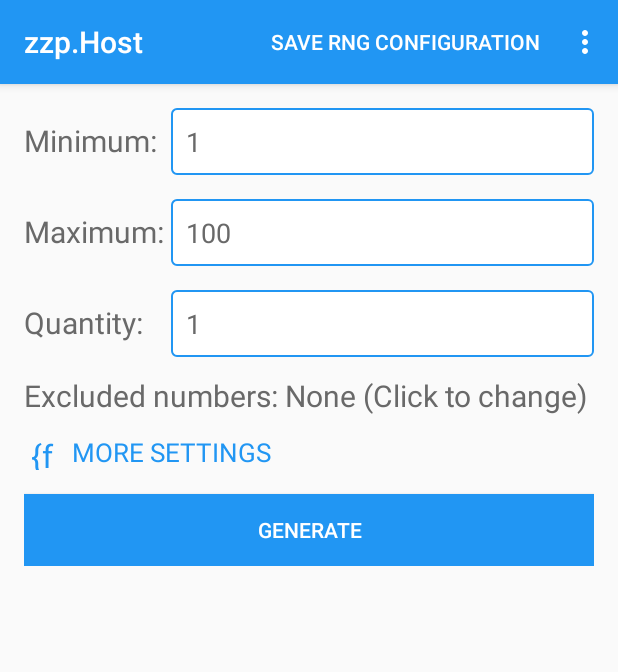
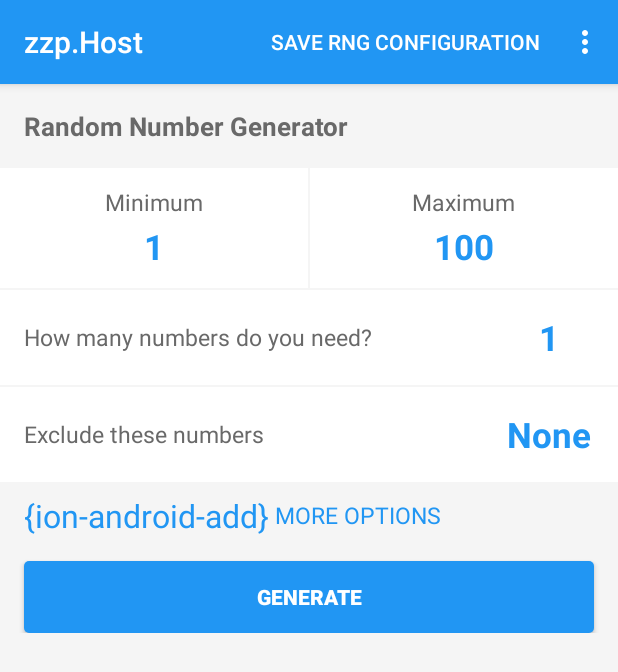
Before and after one commit to Gear61/Random-Number-Generator, an Android app: the fragment RNGFragment shown on its own in the app's theme, on a phone screen of 412 x 824 dp. Shown: the top 672 px of the screen. Run offline under Robolectric (Android 15) with nearby library versions, the phone set to English and light mode, and no system bars; our stand-ins replace ButterKnife; libraries missing offline, so code that uses them is left out: com.afollestad.materialdialogs, com.joanzapata.iconify, com.rey.material; plain views replace Button, IconTextView; 5 statements that could not run were skipped.

Commit message:
Redesign RNG page

```diff
--- a/app/build.gradle
+++ b/app/build.gradle
@@ -9,8 +9,8 @@ android {
         applicationId "com.randomappsinc.randomnumbergeneratorplus"
         minSdkVersion 14
         targetSdkVersion 25
-        versionCode 163
-        versionName "1.6.3"
+        versionCode 200
+        versionName "2.0.0"
     }
     buildTypes {
         release {
--- a/app/src/main/AndroidManifest.xml
+++ b/app/src/main/AndroidManifest.xml
@@ -12,7 +12,7 @@
 
         <activity
             android:name=".Activities.MainActivity"
-            android:label="@string/app_name"
+            android:label=" "
             android:windowSoftInputMode="adjustResize|stateAlwaysHidden"
             android:configChanges="orientation|screenSize"
             android:theme="@style/no_action_bar">
--- a/app/src/main/java/com/randomappsinc/randomnumbergeneratorplus/Fragments/RNGFragment.java
+++ b/app/src/main/java/com/randomappsinc/randomnumbergeneratorplus/Fragments/RNGFragment.java
@@ -60,8 +60,6 @@ public class RNGFragment extends Fragment {
     @Bind(R.id.results) TextView results;
 
     @BindString(R.string.config_name) String configHint;
-    @BindString(R.string.excluded_numbers_prefix) String excludedNumsBase;
-    @BindString(R.string.none_click_change) String none;
     @BindColor(R.color.app_blue) int blue;
 
     private ArrayList<Integer> excludedNumbers;
@@ -108,13 +106,12 @@ public class RNGFragment extends Fragment {
 
     private void loadExcludedNumbers() {
         if (excludedNumbers.isEmpty()) {
-            excludedNumsDisplay.setText(String.format(excludedNumsBase, none));
+            excludedNumsDisplay.setText(R.string.none);
         } else {
             if (viewHolder.getHideExcludes()) {
-                excludedNumsDisplay.setText(R.string.excluded_numbers_hidden);
+                excludedNumsDisplay.setText(R.string.ellipsis);
             } else {
-                String excludedText = String.format(excludedNumsBase, RandUtils.getExcludedList(excludedNumbers));
-                excludedNumsDisplay.setText(excludedText);
+                excludedNumsDisplay.setText(RandUtils.getExcludedList(excludedNumbers));
             }
         }
     }
@@ -123,7 +120,7 @@ public class RNGFragment extends Fragment {
         ((MainActivity) getActivity()).showSnackbar(message);
     }
 
-    @OnClick(R.id.excluded_numbers)
+    @OnClick({R.id.excluded_numbers_container, R.id.excluded_numbers})
     public void editExcluded() {
         MaterialDialog excludedDialog = new MaterialDialog.Builder(getActivity())
                 .title(R.string.excluded_numbers)
--- a/app/src/main/res/drawable/ripple_button.xml
+++ b/app/src/main/res/drawable/ripple_button.xml
@@ -1,6 +1,5 @@
 <?xml version="1.0" encoding="utf-8"?>
-<selector xmlns:android="http://schemas.android.com/apk/res/android">
-    <item android:state_selected="true" android:drawable="@color/app_blue"/>
-    <item android:state_pressed="true" android:drawable="@color/app_blue"/>
-    <item android:drawable="@color/app_blue"/>
-</selector>
+<shape xmlns:android="http://schemas.android.com/apk/res/android">
+    <solid android:color="@color/app_blue"/>
+    <corners android:radius="3dp"/>
+</shape>
--- a/app/src/main/res/layout/coins_page.xml
+++ b/app/src/main/res/layout/coins_page.xml
@@ -2,17 +2,13 @@
 <ScrollView
     xmlns:android="http://schemas.android.com/apk/res/android"
     xmlns:app="http://schemas.android.com/apk/res-auto"
+    android:background="@color/background_gray"
     android:layout_width="match_parent"
     android:layout_height="match_parent">
 
     <LinearLayout
         android:id="@+id/focal_point"
-        android:focusable="true"
-        android:focusableInTouchMode="true"
-        android:orientation="vertical"
-        android:padding="16dp"
-        android:layout_width="match_parent"
-        android:layout_height="wrap_content">
+        style="@style/rng_page_container">
 
         <LinearLayout
             android:layout_width="match_parent"
--- a/app/src/main/res/layout/dice_page.xml
+++ b/app/src/main/res/layout/dice_page.xml
@@ -2,17 +2,13 @@
 <ScrollView
     xmlns:android="http://schemas.android.com/apk/res/android"
     xmlns:app="http://schemas.android.com/apk/res-auto"
+    android:background="@color/background_gray"
     android:layout_width="match_parent"
     android:layout_height="match_parent">
 
     <LinearLayout
         android:id="@+id/focal_point"
-        android:focusable="true"
-        android:focusableInTouchMode="true"
-        android:orientation="vertical"
-        android:padding="16dp"
-        android:layout_width="match_parent"
-        android:layout_height="wrap_content">
+        style="@style/rng_page_container">
 
         <RelativeLayout
             android:layout_width="match_parent"
--- a/app/src/main/res/layout/lotto_page.xml
+++ b/app/src/main/res/layout/lotto_page.xml
@@ -1,16 +1,12 @@
 <ScrollView
     xmlns:android="http://schemas.android.com/apk/res/android"
     xmlns:app="http://schemas.android.com/apk/res-auto"
+    android:background="@color/background_gray"
     android:layout_width="match_parent"
     android:layout_height="match_parent">
 
     <LinearLayout
-        android:focusable="true"
-        android:focusableInTouchMode="true"
-        android:orientation="vertical"
-        android:padding="16dp"
-        android:layout_width="match_parent"
-        android:layout_height="wrap_content">
+        style="@style/rng_page_container">
 
         <LinearLayout
             android:layout_width="wrap_content"
--- a/app/src/main/res/layout/results.xml
+++ b/app/src/main/res/layout/results.xml
@@ -1,41 +1,35 @@
 <?xml version="1.0" encoding="utf-8"?>
-<LinearLayout
+<FrameLayout
     xmlns:android="http://schemas.android.com/apk/res/android"
     android:id="@+id/results_container"
+    android:background="@color/white"
     android:layout_width="match_parent"
     android:layout_height="wrap_content"
     android:layout_marginTop="16dp"
+    android:layout_marginLeft="16dp"
+    android:layout_marginRight="16dp"
     android:visibility="gone"
     android:orientation="vertical">
 
-    <FrameLayout
-        android:layout_width="match_parent"
+    <TextView
+        android:id="@+id/copy_results"
+        android:text="@string/copy"
+        android:textColor="@color/app_blue"
+        android:textAllCaps="true"
+        android:textSize="15dp"
+        android:padding="8dp"
+        android:layout_width="wrap_content"
         android:layout_height="wrap_content"
-        android:background="@color/app_blue">
-
-        <TextView
-            android:layout_width="wrap_content"
-            android:layout_height="wrap_content"
-            android:layout_gravity="center"
-            android:text="@string/results"
-            android:textColor="@color/white"
-            android:textSize="26dp"/>
-
-        <com.joanzapata.iconify.widget.IconTextView
-            android:id="@+id/copy_results"
-            android:layout_width="48dp"
-            android:layout_height="48dp"
-            android:text="@string/clipboard_icon"
-            android:textSize="28dp"
-            android:textColor="@color/white"
-            android:gravity="center"
-            android:layout_gravity="right|center_vertical"/>
-    </FrameLayout>
+        android:layout_gravity="right"/>
 
     <TextView
         android:id="@+id/results"
-        android:visibility="visible"
-        android:layout_marginTop="0dp"
-        android:paddingTop="0dp"
-        style="@style/results"/>
-</LinearLayout>
+        android:layout_height="wrap_content"
+        android:layout_width="wrap_content"
+        android:layout_marginLeft="16dp"
+        android:layout_marginRight="16dp"
+        android:layout_marginTop="28dp"
+        android:layout_marginBottom="16dp"
+        android:textColor="@color/dark_gray"
+        android:textSize="21dp"/>
+</FrameLayout>
--- a/app/src/main/res/layout/rng_page.xml
+++ b/app/src/main/res/layout/rng_page.xml
@@ -2,94 +2,159 @@
 <ScrollView
     xmlns:android="http://schemas.android.com/apk/res/android"
     xmlns:app="http://schemas.android.com/apk/res-auto"
+    android:background="@color/background_gray"
     android:layout_width="match_parent"
     android:layout_height="match_parent">
 
     <LinearLayout
         android:id="@+id/focal_point"
-        android:focusable="true"
-        android:focusableInTouchMode="true"
-        android:orientation="vertical"
-        android:padding="16dp"
-        android:layout_width="match_parent"
-        android:layout_height="wrap_content">
+        style="@style/rng_page_container">
+
+        <TextView
+            android:text="@string/random_number_generator"
+            style="@style/page_title"/>
+
+        <LinearLayout
+            android:layout_width="match_parent"
+            android:layout_height="80dp"
+            android:orientation="horizontal"
+            android:background="@color/white">
+
+            <LinearLayout
+                android:layout_width="0dp"
+                android:layout_height="match_parent"
+                android:layout_weight="1"
+                android:orientation="vertical"
+                android:padding="12dp">
+
+                <TextView
+                    android:layout_width="wrap_content"
+                    android:layout_height="wrap_content"
+                    android:layout_gravity="center_horizontal"
+                    android:text="@string/minimum"
+                    android:textColor="@color/dark_gray"
+                    android:textSize="15dp"/>
+
+                <EditText
+                    android:id="@+id/minimum"
+                    android:text="@string/default_min"
+                    android:layout_marginTop="8dp"
+                    android:inputType="numberSigned"
+                    android:maxLength="9"
+                    android:imeOptions="actionNext"
+                    style="@style/numeric_input"/>
+            </LinearLayout>
+
+            <View
+                android:layout_width="1dp"
+                android:layout_height="match_parent"
+                android:background="@color/background_gray"/>
+
+            <LinearLayout
+                android:layout_width="0dp"
+                android:layout_height="match_parent"
+                android:layout_weight="1"
+                android:orientation="vertical"
+                android:padding="12dp">
+
+                <TextView
+                    android:layout_width="wrap_content"
+                    android:layout_height="wrap_content"
+                    android:layout_gravity="center_horizontal"
+                    android:text="@string/maximum"
+                    android:textColor="@color/dark_gray"
+                    android:textSize="15dp"/>
+
+                <EditText
+                    android:id="@+id/maximum"
+                    android:text="@string/default_max"
+                    android:layout_marginTop="8dp"
+                    android:inputType="numberSigned"
+                    android:maxLength="9"
+                    android:imeOptions="actionNext"
+                    style="@style/numeric_input"/>
+            </LinearLayout>
+        </LinearLayout>
+
+        <View
+            android:layout_width="match_parent"
+            android:layout_height="1dp"
+            android:background="@color/background_gray"/>
 
         <RelativeLayout
             android:layout_width="match_parent"
-            android:layout_height="wrap_content">
-
-            <TextView
-                android:id="@+id/min_prefix"
-                android:layout_alignBaseline="@+id/minimum"
-                android:text="@string/minimum"
-                style="@style/input_prefix_style"/>
-
-            <EditText
-                android:id="@+id/minimum"
-                android:maxLength="9"
-                android:layout_toRightOf="@id/min_prefix"
-                android:layout_alignLeft="@+id/maximum"
-                android:text="@string/default_min"
-                android:layout_width="match_parent"
-                android:imeOptions="actionNext"
-                android:inputType="numberSigned"
-                style="@style/number_input_style"/>
-
-            <TextView
-                android:id="@+id/max_prefix"
-                android:layout_alignBaseline="@+id/maximum"
-                android:text="@string/maximum"
-                style="@style/input_prefix_style"/>
-
-            <EditText
-                android:id="@+id/maximum"
-                android:maxLength="9"
-                android:layout_marginTop="16dp"
-                android:layout_toRightOf="@id/max_prefix"
-                android:layout_below="@id/minimum"
-                android:text="@string/default_max"
-                android:layout_width="match_parent"
-                android:imeOptions="actionNext"
-                android:inputType="numberSigned"
-                style="@style/number_input_style"/>
-
-            <TextView
-                android:id="@+id/quantity_prefix"
-                android:layout_alignBaseline="@+id/quantity"
-                android:text="@string/quantity"
-                style="@style/input_prefix_style"/>
+            android:layout_height="wrap_content"
+            android:background="@color/white"
+            android:padding="16dp">
 
             <EditText
                 android:id="@+id/quantity"
-                android:layout_marginTop="16dp"
-                android:layout_alignLeft="@id/maximum"
-                android:layout_toRightOf="@id/quantity_prefix"
-                android:layout_below="@id/maximum"
+                android:layout_width="60dp"
+                android:layout_marginLeft="16dp"
+                android:layout_alignParentRight="true"
+                android:layout_centerVertical="true"
                 android:text="@string/default_min"
-                android:layout_width="match_parent"
+                android:inputType="number"
+                android:maxLength="4"
                 android:imeOptions="actionDone"
-                android:inputType="number"
-                style="@style/number_input_style"/>
+                style="@style/numeric_input"/>
+
+            <TextView
+                android:layout_width="wrap_content"
+                android:layout_height="wrap_content"
+                android:layout_toLeftOf="@id/quantity"
+                android:layout_alignParentLeft="true"
+                android:layout_centerVertical="true"
+                android:text="@string/quantity"
+                android:textSize="15dp"
+                android:textColor="@color/dark_gray"/>
         </RelativeLayout>
 
-        <TextView
-            android:id="@+id/excluded_numbers"
-            android:layout_gravity="center_vertical"
-            android:paddingTop="12dp"
-            android:paddingBottom="12dp"
-            style="@style/input_prefix_style"/>
+        <View
+            android:layout_width="match_parent"
+            android:layout_height="1dp"
+            android:background="@color/background_gray"/>
+
+        <RelativeLayout
+            android:id="@+id/excluded_numbers_container"
+            android:layout_width="match_parent"
+            android:layout_height="wrap_content"
+            android:background="@color/white"
+            android:padding="16dp">
+
+            <TextView
+                android:id="@+id/excluded_numbers"
+                android:layout_width="60dp"
+                android:layout_marginLeft="16dp"
+                android:layout_alignParentRight="true"
+                android:layout_centerVertical="true"
+                android:imeOptions="actionDone"
+                style="@style/numeric_input"/>
+
+            <TextView
+                android:layout_width="wrap_content"
+                android:layout_height="wrap_content"
+                android:layout_toLeftOf="@id/excluded_numbers"
+                android:layout_alignParentLeft="true"
+                android:layout_centerVertical="true"
+                android:text="@string/exclude_these"
+                android:textSize="15dp"
+                android:textColor="@color/dark_gray"/>
+        </RelativeLayout>
 
         <LinearLayout
             android:id="@+id/rng_settings"
             android:layout_width="wrap_content"
             android:layout_height="wrap_content"
+            android:layout_marginLeft="16dp"
+            android:layout_marginTop="8dp"
             android:orientation="horizontal"
             android:gravity="center_vertical">
 
             <com.joanzapata.iconify.widget.IconTextView
-                android:layout_width="24dp"
-                android:layout_height="24dp"
-                android:text="@string/additional_settings_icon"
+                android:layout_width="wrap_content"
+                android:layout_height="wrap_content"
+                android:text="@string/plus_icon"
                 android:textSize="21dp"
                 android:textColor="@color/app_blue"
                 android:gravity="center"/>
@@ -97,10 +162,10 @@
             <TextView
                 android:layout_width="wrap_content"
                 android:layout_height="wrap_content"
-                android:layout_marginLeft="8dp"
+                android:layout_marginLeft="4dp"
                 android:text="@string/additional_settings"
                 android:textColor="@color/app_blue"
-                android:textSize="17dp"/>
+                android:textSize="15dp"/>
         </LinearLayout>
 
         <com.rey.material.widget.Button
--- a/app/src/main/res/layout/settings.xml
+++ b/app/src/main/res/layout/settings.xml
@@ -2,7 +2,7 @@
 <android.support.design.widget.CoordinatorLayout
     xmlns:android="http://schemas.android.com/apk/res/android"
     android:id="@+id/parent"
-    android:background="@color/white"
+    android:background="@color/background_gray"
     android:layout_width="match_parent"
     android:layout_height="match_parent">
 
--- a/app/src/main/res/layout/spinner_item.xml
+++ b/app/src/main/res/layout/spinner_item.xml
@@ -1,6 +1,6 @@
 <TextView
     xmlns:android="http://schemas.android.com/apk/res/android"
-    android:background="@color/white"
+    android:background="@color/background_gray"
     android:layout_width="match_parent"
     android:layout_height="wrap_content"
     android:textSize="18dp"
--- a/app/src/main/res/values/colors.xml
+++ b/app/src/main/res/values/colors.xml
@@ -5,6 +5,7 @@
     <color name="white">#FFFFFF</color>
     <color name="half_white">#80FFFFFF</color>
     <color name="dark_gray">#696969</color>
+    <color name="background_gray">#F5F5F5</color>
 
     <color name="green">#4CAF50</color>
     <color name="accent_green">#00C853</color>
--- a/app/src/main/res/values/edit_excluded_strings.xml
+++ b/app/src/main/res/values/edit_excluded_strings.xml
@@ -1,7 +1,6 @@
 <?xml version="1.0" encoding="utf-8"?>
 <resources>
     <string name="excluded_page_label">Edit Excluded Numbers</string>
-    <string name="excluded_numbers_prefix">Excluded numbers: %s</string>
     <string name="excluded_numbers">Excluded Numbers</string>
     <string name="excluded_numbers_hidden">Excluded numbers: (Click to show)</string>
     <string name="no_excluded_numbers">You currently aren\'t preventing any numbers from being generated.</string>
--- a/app/src/main/res/values/strings.xml
+++ b/app/src/main/res/values/strings.xml
@@ -1,5 +1,5 @@
 <resources>
-    <string name="app_name">RNG Plus</string>
+    <string name="random_number_generator">Random Number Generator</string>
 
     <string name="rng">RNG</string>
     <string name="dice">Dice</string>
@@ -18,8 +18,8 @@
     <string name="rng_settings">RNG settings</string>
     <string name="settings">Settings</string>
 
-    <string name="additional_settings_icon">{fa-gears}</string>
-    <string name="additional_settings">MORE SETTINGS</string>
+    <string name="plus_icon">{ion-android-add}</string>
+    <string name="additional_settings">MORE OPTIONS</string>
 
     <string name="load">Load</string>
     <string name="config_name">RNG configuration name</string>
@@ -27,13 +27,14 @@
     <string name="confirm_overwrite">Confirm overwrite</string>
     <string name="confirm_delete">Confirm delete</string>
 
-    <string name="minimum">Minimum:&#160;</string>
+    <string name="minimum">Minimum</string>
     <string name="default_min">1</string>
-    <string name="maximum">Maximum:&#160;</string>
+    <string name="maximum">Maximum</string>
     <string name="default_max">100</string>
-    <string name="quantity">Quantity:&#160;</string>
+    <string name="quantity">How many numbers do you need?</string>
     <string name="generate">Generate</string>
 
+    <string name="exclude_these">Exclude these numbers</string>
     <string name="edit_excluded_numbers">Edit excluded numbers</string>
     <string name="add_excluded_number">Add excluded number</string>
     <string name="excluded_hint">Number to exclude</string>
@@ -64,11 +65,11 @@
 
     <string name="yes">Yes</string>
     <string name="no">No</string>
-    <string name="none_click_change">None (Click to change)</string>
+    <string name="ellipsis">&#8230;</string>
     <string name="prevent_duplicates">Prevent duplicates:&#160;</string>
 
     <string name="results">Results</string>
-    <string name="clipboard_icon">{ion-android-clipboard}</string>
+    <string name="copy">Copy</string>
     <string name="generated_numbers">Generated Numbers</string>
     <string name="copied_to_clipboard">The results have been copied to your clipboard.</string>
 </resources>
--- a/app/src/main/res/values/styles.xml
+++ b/app/src/main/res/values/styles.xml
@@ -1,8 +1,21 @@
 <resources>
+    <style name="rng_page_container">
+        <item name="android:focusable">true</item>
+        <item name="android:focusableInTouchMode">true</item>
+        <item name="android:orientation">vertical</item>
+        <item name="android:paddingTop">16dp</item>
+        <item name="android:paddingBottom">16dp</item>
+        <item name="android:layout_width">match_parent</item>
+        <item name="android:layout_height">wrap_content</item>
+    </style>
+
     <style name="ripple_button_style">
         <item name="android:layout_width">match_parent</item>
         <item name="android:layout_height">wrap_content</item>
+        <item name="android:layout_marginLeft">16dp</item>
+        <item name="android:layout_marginRight">16dp</item>
         <item name="android:textColor">@color/white</item>
+        <item name="android:textStyle">bold</item>
         <item name="android:background">@drawable/ripple_button</item>
     </style>
 
@@ -59,17 +72,24 @@
         <item name="cbd_strokeColor">@color/app_blue</item>
     </style>
 
-    <style name="results">
+    <style name="page_title">
         <item name="android:layout_height">wrap_content</item>
+        <item name="android:layout_width">wrap_content</item>
+        <item name="android:layout_marginBottom">16dp</item>
+        <item name="android:layout_marginLeft">16dp</item>
+        <item name="android:layout_marginRight">16dp</item>
+        <item name="android:textSize">17dp</item>
+        <item name="android:textColor">@color/dark_gray</item>
+        <item name="android:textStyle">bold</item>
+    </style>
+
+    <style name="numeric_input">
         <item name="android:layout_width">match_parent</item>
-        <item name="android:layout_marginTop">16dp</item>
-        <item name="android:paddingTop">16dp</item>
-        <item name="android:paddingBottom">16dp</item>
-        <item name="android:paddingLeft">16dp</item>
-        <item name="android:paddingRight">16dp</item>
-        <item name="android:background">@color/app_blue</item>
-        <item name="android:textColor">@color/white</item>
-        <item name="android:textSize">20sp</item>
-        <item name="android:visibility">gone</item>
+        <item name="android:layout_height">wrap_content</item>
+        <item name="android:textSize">23dp</item>
+        <item name="android:textColor">@color/app_blue</item>
+        <item name="android:textStyle">bold</item>
+        <item name="android:background">@null</item>
+        <item name="android:gravity">center_horizontal</item>
     </style>
 </resources>
```
